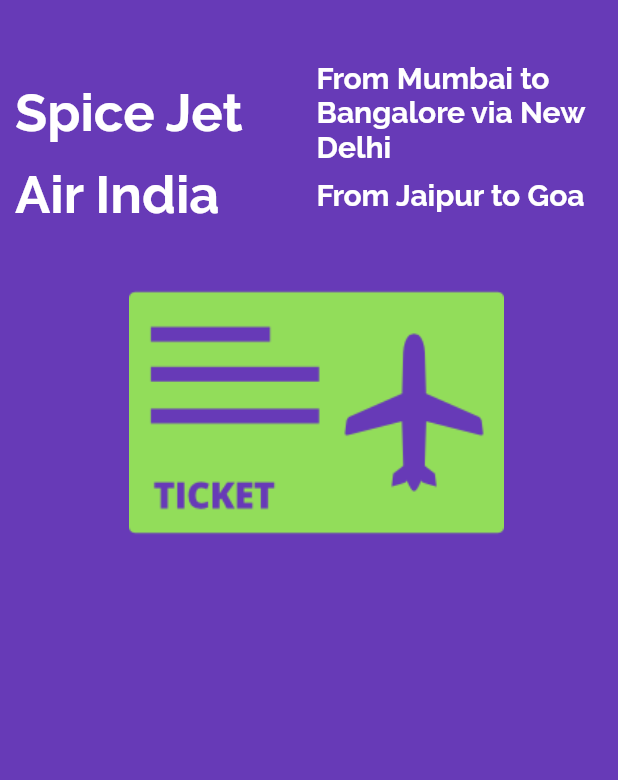
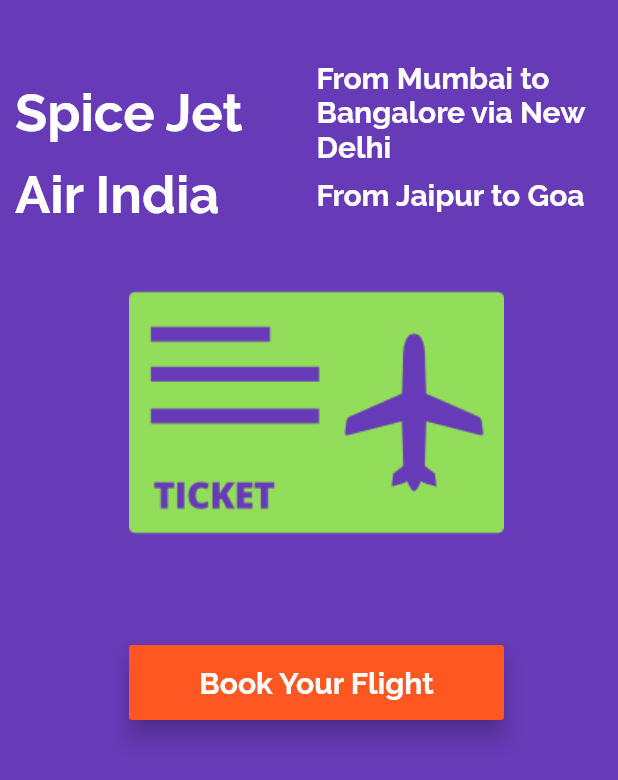
Before and after one commit to smartherd/Flutter-Demos, a Flutter app: the screen it shows after launch, on a phone screen of 412 x 824 dp. Shown: the top 780 px of the screen. Run offline on Flutter 3.47's test engine with Material 2 defaults, Android fonts, the phone set to English and light mode, and no system bars.

Commit message:
Section Two, Video Six: Raised Button and Alert Dialog

```diff
--- a/lib/app_screens/home.dart
+++ b/lib/app_screens/home.dart
@@ -62,18 +62,59 @@ class Home extends StatelessWidget {
                     )),
                   ],
                 ),
-	              FlightImageAsset()
+                FlightImageAsset(),
+                FlightBookButton()
               ],
             )));
   }
 }
 
 class FlightImageAsset extends StatelessWidget {
+  @override
+  Widget build(BuildContext context) {
+    AssetImage assetImage = AssetImage('images/flight.png');
+    Image image = Image(
+      image: assetImage,
+      width: 250.0,
+      height: 250.0,
+    );
+    return Container(
+      child: image,
+    );
+  }
+}
+
+class FlightBookButton extends StatelessWidget {
 
 	@override
   Widget build(BuildContext context) {
-    AssetImage assetImage = AssetImage('images/flight.png');
-    Image image = Image(image: assetImage, width: 250.0, height: 250.0,);
-    return Container(child: image,);
+    return Container(
+      margin: EdgeInsets.only(top: 30.0),
+      width: 250.0,
+      height: 50.0,
+      child: RaisedButton(
+          color: Colors.deepOrange,
+          child: Text(
+            "Book Your Flight",
+            style: TextStyle(
+                fontSize: 20.0,
+                color: Colors.white,
+                fontFamily: 'Raleway',
+                fontWeight: FontWeight.w700),
+          ),
+          elevation: 6.0,
+          onPressed: () => bookFlight(context)),
+    );
+  }
+
+  void bookFlight(BuildContext context) {
+    var alertDialog = AlertDialog(
+      title: Text("Flight Booked Successfully"),
+      content: Text("Have a pleasant flight"),
+    );
+
+    showDialog(
+        context: context,
+		    builder: (BuildContext context) => alertDialog);
   }
 }
```
